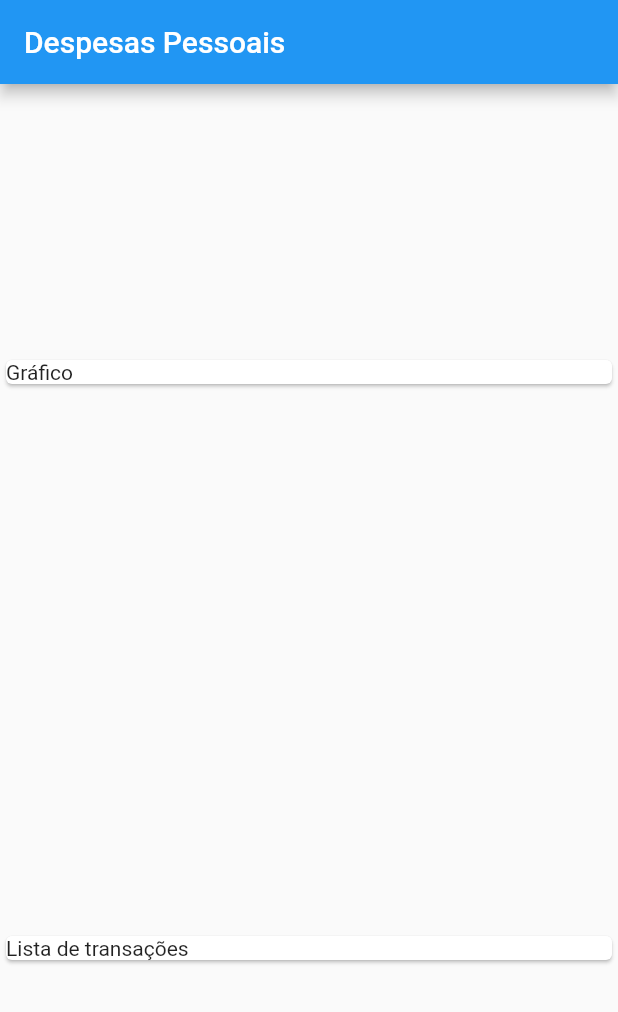
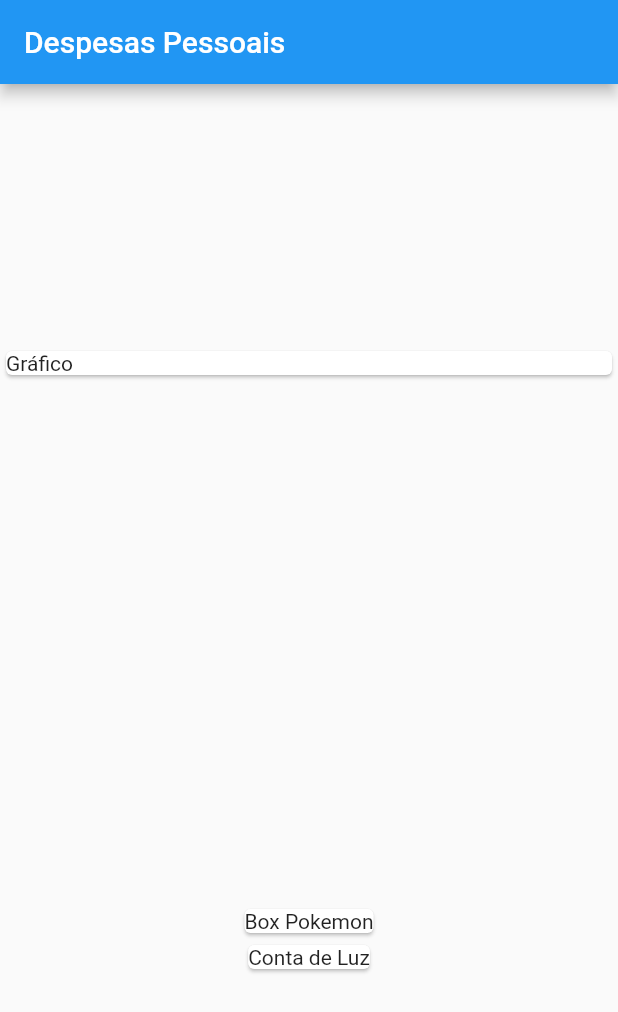
Before and after one commit to phcbarros/Flutter, a Flutter app: the screen it shows after launch, on a phone screen of 412 x 824 dp. Shown: the top 1012 px of the screen. Run offline on Flutter 3.47's test engine with Material 2 defaults, Android fonts, the phone set to English and light mode, and no system bars.

Commit message:
Curso Flutter - 04 Construindo App Real (Despesas Pessoais) - 81 Mapear Dados para Widget

```diff
--- a/curso_flutter/expenses/lib/main.dart
+++ b/curso_flutter/expenses/lib/main.dart
@@ -16,8 +16,10 @@ class ExpensesApp extends StatelessWidget {
 
 class MyHomePage extends StatelessWidget {
   final _transactions = [
-    Transaction(id: '1', title: 'Box Pokemon', value: 199.0, date: DateTime.now()),
-    Transaction(id: '2', title: 'Conta de Luz', value: 100.0, date: DateTime.now()),
+    Transaction(
+        id: '1', title: 'Box Pokemon', value: 199.0, date: DateTime.now()),
+    Transaction(
+        id: '2', title: 'Conta de Luz', value: 100.0, date: DateTime.now()),
   ];
   @override
   Widget build(BuildContext context) {
@@ -34,8 +36,12 @@ class MyHomePage extends StatelessWidget {
                 child: Text("Gráfico"),
               ),
             ),
-            Card(
-              child: Text("Lista de transações"),
+            Column(
+              children: _transactions.map((transaction) {
+                return Card(
+                  child: Text(transaction.title),
+                );
+              }).toList(),
             )
           ],
         ));
```
